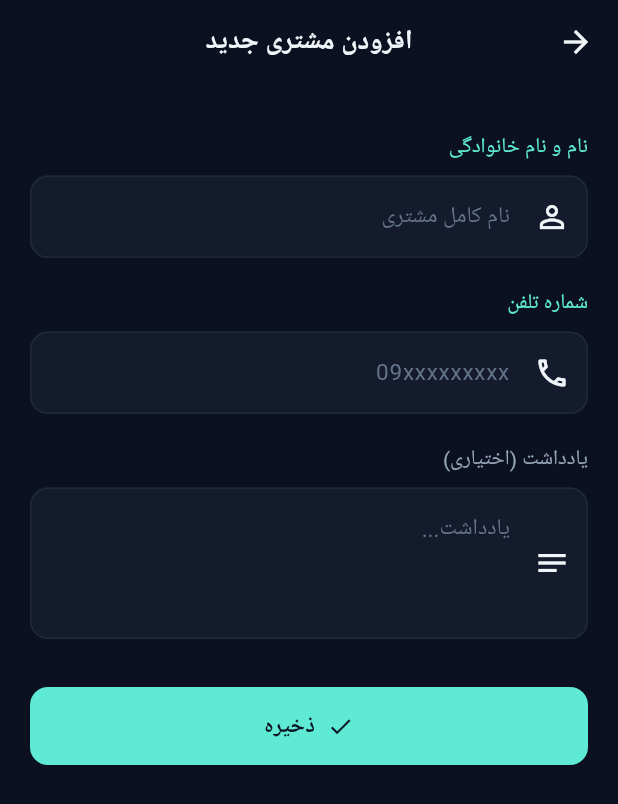
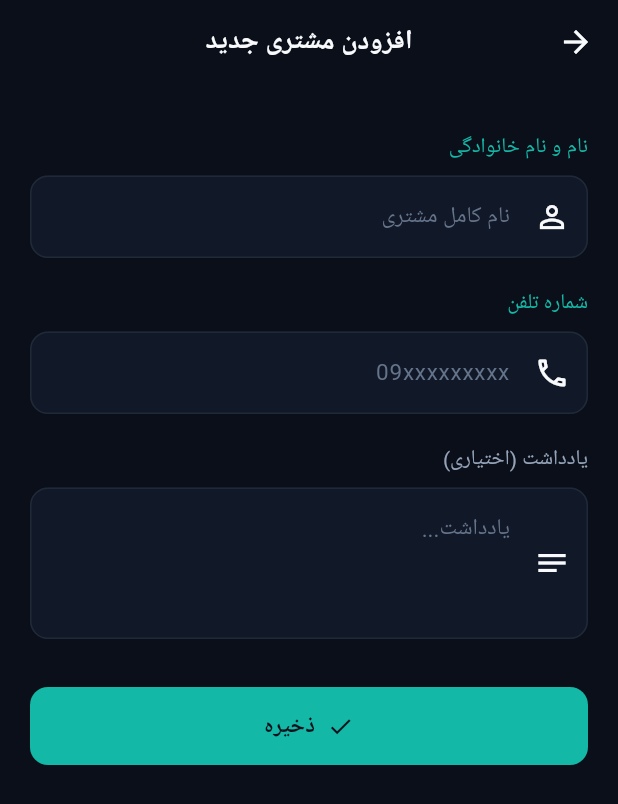
Before and after one commit to froshapp09/customer-callbook, a Flutter app: the AddCustomerPage screen opened directly, on a phone screen of 412 x 824 dp. Shown: the top 804 px of the screen. Run offline on Flutter 3.47's test engine with Material 3 defaults, Android fonts, the phone set to English and light mode, and no system bars; our stand-ins replace flutter_local_notifications, flutter_riverpod, google_fonts, permission_handler, shared_preferences; missing offline and left inert: phone_state; accounts and stored records are empty; Roboto replaces fonts that are missing (Vazirmatn).

Commit message:
Add files via upload

```diff
--- a/lib/core/theme/app_colors.dart
+++ b/lib/core/theme/app_colors.dart
@@ -1,18 +1,18 @@
 import 'package:flutter/material.dart';
 
 class AppColors {
-  static const Color background = Color(0xFF0B1120);
-  static const Color surface = Color(0xFF141B2D);
-  static const Color surfaceLight = Color(0xFF1E293B);
-  static const Color primary = Color(0xFF5EEAD4);
-  static const Color primaryDark = Color(0xFF2DD4BF);
-  static const Color textPrimary = Color(0xFFF1F5F9);
+  static const Color background = Color(0xFF0A0F1A);
+  static const Color surface = Color(0xFF111827);
+  static const Color surfaceLight = Color(0xFF1F2937);
+  static const Color primary = Color(0xFF14B8A6);
+  static const Color primaryDark = Color(0xFF0D9488);
+  static const Color textPrimary = Color(0xFFF8FAFC);
   static const Color textSecondary = Color(0xFF94A3B8);
   static const Color textMuted = Color(0xFF64748B);
-  static const Color success = Color(0xFF34D399);
-  static const Color warning = Color(0xFFFBBF24);
-  static const Color danger = Color(0xFFF87171);
-  static const Color info = Color(0xFF60A5FA);
-  static const Color border = Color(0xFF1E293B);
-  static const Color borderLight = Color(0xFF334155);
+  static const Color success = Color(0xFF22C55E);
+  static const Color warning = Color(0xFFF59E0B);
+  static const Color danger = Color(0xFFEF4444);
+  static const Color info = Color(0xFF3B82F6);
+  static const Color border = Color(0xFF1F2937);
+  static const Color borderLight = Color(0xFF374151);
 }
--- a/pubspec.yaml
+++ b/pubspec.yaml
@@ -1,7 +1,7 @@
 name: customer_callbook
 description: دفترچه مشتریان هوشمند - مدیریت تماس و مشتریان
 publish_to: 'none'
-version: 1.0.1+2
+version: 1.1.0+3
 
 environment:
   sdk: '>=3.2.0 <4.0.0'
@@ -19,6 +19,7 @@ dependencies:
   shared_preferences: ^2.3.2
   url_launcher: ^6.3.0
   phone_state: ^2.1.1
+  flutter_local_notifications: ^17.2.3
 
 dev_dependencies:
   flutter_test:
@@ -27,3 +28,5 @@ dev_dependencies:
 
 flutter:
   uses-material-design: true
+  assets:
+    - assets/icons/
```
Also changed, not shown: lib/services/call_listener_service.dart (+140 -28 lines), assets/icons/app_icon.png (added).
